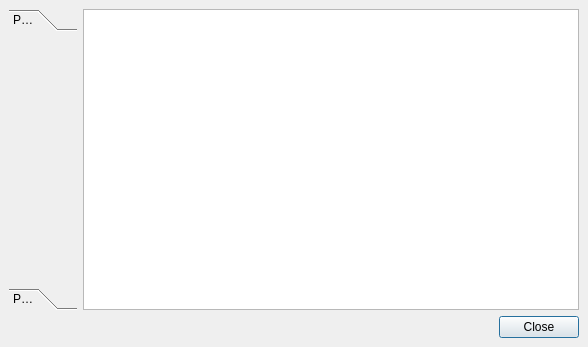
First picture: the form in src/libkstapp/datamanager.ui, repository Kst-plot/kst, before the edit.
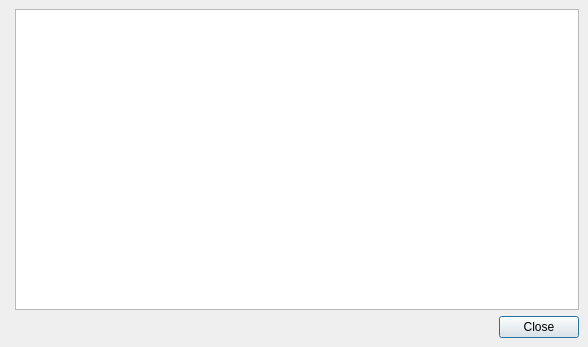
Second picture: the form after the edit.

Patch:
```diff
--- a/src/libkstapp/datamanager.ui
+++ b/src/libkstapp/datamanager.ui
@@ -54,32 +54,6 @@
      <property name="currentIndex" >
       <number>0</number>
      </property>
-     <widget class="QWidget" name="page" >
-      <property name="geometry" >
-       <rect>
-        <x>0</x>
-        <y>0</y>
-        <width>90</width>
-        <height>246</height>
-       </rect>
-      </property>
-      <attribute name="label" >
-       <string>Page 1</string>
-      </attribute>
-     </widget>
-     <widget class="QWidget" name="page_2" >
-      <property name="geometry" >
-       <rect>
-        <x>0</x>
-        <y>0</y>
-        <width>96</width>
-        <height>26</height>
-       </rect>
-      </property>
-      <attribute name="label" >
-       <string>Page 2</string>
-      </attribute>
-     </widget>
     </widget>
    </item>
   </layout>
```
